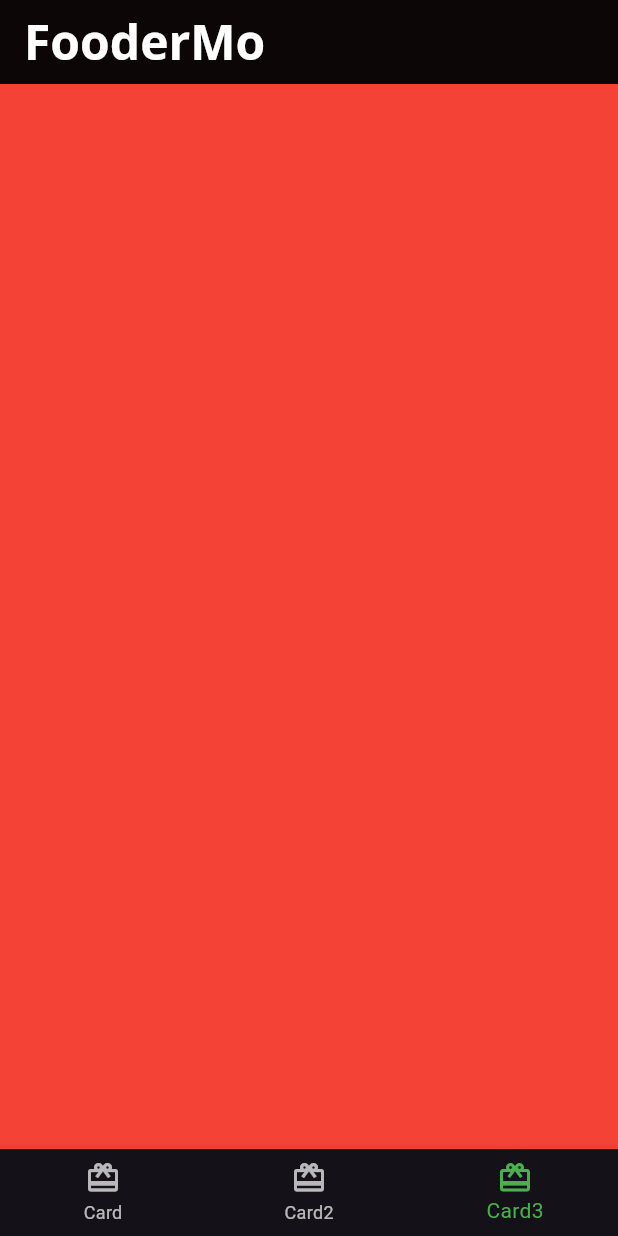
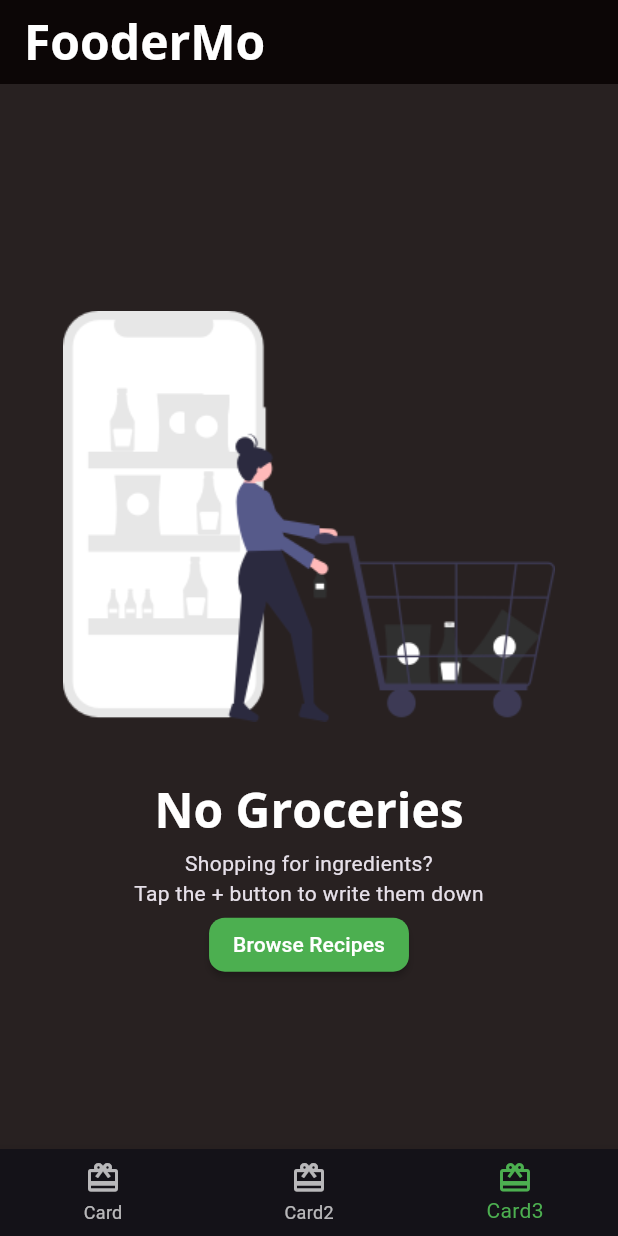
Before and after one commit to Cyonecoder/flutterRepractice, a Flutter app: the screen it shows after launch, item 3 of the bottom bar chosen, on a phone screen of 412 x 824 dp. Run offline on Flutter 3.47's test engine with Material 3 defaults, Android fonts, the phone set to English and light mode, and no system bars; our stand-ins replace flutter_screenutil, google_fonts.

Commit message:
adding grocery screens empty screen

```diff
--- a/lib/api/mock_foodermo_service.dart
+++ b/lib/api/mock_foodermo_service.dart
@@ -3,11 +3,8 @@ import 'dart:convert';
 import 'dart:developer';
 
 import 'package:flutter/services.dart';
-import 'package:flutter_app/models/post.dart';
 
-import '../models/explore_recipe.dart';
-import '../models/exploredata.dart';
-import '../models/simplerecipe.dart';
+import '../models/models.dart';
 
 class mockFooderMoService {
   Future<ExploreData> getExploreData() async {
@@ -16,7 +13,29 @@ class mockFooderMoService {
 
     return ExploreData(todayRecipe, friendsPost);
   }
-}
+
+  // Get the sample recipe json to display in ui
+  Future<List<SimpleRecipe>> getRecipes() async {
+    // Simulate api request wait time
+    await Future.delayed(const Duration(milliseconds: 1000));
+    // Load json from file system
+    final dataString =
+    await _loadAsset('assets/sample_data/sample_recipes.json');
+    // Decode to json
+    final Map<String, dynamic> json = jsonDecode(dataString);
+
+    // Go through each recipe and convert json to SimpleRecipe object.
+    if (json['recipes'] != null) {
+      final recipes = <SimpleRecipe>[];
+      json['recipes'].forEach((v) {
+        recipes.add(SimpleRecipe.fromJson(v));
+      });
+      return recipes;
+    } else {
+      return [];
+    }
+  }
+
 
 Future<List<ExploreRecipe>> _getTodayRecipe() async {
   await Future.delayed(const Duration(milliseconds: 2000));
@@ -58,29 +77,10 @@ Future<List<Post>> _getFriendsFeed() async {
   }
 }
 
-// Get the sample recipe json to display in ui
-Future<List<SimpleRecipe>> getRecipes() async {
-  // Simulate api request wait time
-  await Future.delayed(const Duration(milliseconds: 1000));
-  // Load json from file system
-  final dataString = await _loadAsset('assets/sample_data/sample_recipes.json');
-  // Decode to json
-  final Map<String, dynamic> json = jsonDecode(dataString);
-  log('jsoon' + json.toString());
 
-  // Go through each recipe and convert json to SimpleRecipe object.
-  if (json['recipes']) {
-    final recipes = <SimpleRecipe>[];
-    json['recipes'].forEach((v) {
-      recipes.add(SimpleRecipe.fromJson(v));
-    });
-    return recipes;
-  } else {
-    return [];
-  }
-}
 
 // Loads sample json data from file system
 Future<String> _loadAsset(String path) async {
   return rootBundle.loadString(path);
 }
+}
--- a/lib/components/components.dart
+++ b/lib/components/components.dart
@@ -6,3 +6,4 @@ export 'circle_image.dart';
 export 'todayRecipeListView.dart';
 export 'friend_post_tile.dart';
 export 'friend_post_list_view.dart';
+export 'recipe_thumbnail.dart';
--- /dev/null
+++ b/lib/components/recipes_grid_view.dart
@@ -0,0 +1,26 @@
+import 'package:flutter/material.dart';
+import 'package:flutter_app/components/components.dart';
+
+import '../models/models.dart';
+
+class RecipesGridView extends StatelessWidget {
+  final List<SimpleRecipe> recipes;
+
+  const RecipesGridView({super.key, required this.recipes});
+
+  @override
+  Widget build(BuildContext context) {
+    return Padding(
+      padding: EdgeInsets.only(left: 16, top: 16, right: 16),
+      child: GridView.builder(
+        itemCount: recipes.length,
+          gridDelegate: SliverGridDelegateWithFixedCrossAxisCount(crossAxisCount: 2), itemBuilder: (context,index){
+
+          final simpleRecipe = recipes[index];
+
+          return RecipeThumbnail(recipe: simpleRecipe);
+
+      }),
+    );
+  }
+}
--- a/lib/home.dart
+++ b/lib/home.dart
@@ -2,8 +2,9 @@
 import 'package:flutter/material.dart';
 
 import 'package:flutter_app/screens/explore_screen.dart';
+import 'package:flutter_app/screens/recipe_screen.dart';
 import 'package:flutter_screenutil/flutter_screenutil.dart';
-
+import 'screens/grocery_screen.dart';
 
 class Home extends StatefulWidget {
   const Home({super.key});
@@ -20,8 +21,8 @@ class _HomeState extends State<Home> {
 
   static List<Widget> pages = <Widget>[
      ExploreScreen(),
-    Container(color: Colors.blue),
-    Container(color: Colors.red),
+    RecipeScreen(),
+    GroceryScreen(),
 
   ];
 
--- /dev/null
+++ b/lib/screens/empty_grocery_screen.dart
@@ -0,0 +1,41 @@
+import 'package:flutter/material.dart';
+import 'package:flutter_screenutil/flutter_screenutil.dart';
+
+class EmptyGroceryScreen extends StatelessWidget {
+  const EmptyGroceryScreen({super.key});
+
+  @override
+  Widget build(BuildContext context) {
+    return Padding(
+      padding: EdgeInsets.all(30),
+      child: Center(
+        child: Column(
+          mainAxisAlignment: MainAxisAlignment.center,
+          children: [
+            Flexible(
+              child: AspectRatio(
+                aspectRatio: 1 / 1,
+                child: Image.asset('assets/foodersimo_assets/empty_list.png'),
+              ),
+            ),
+            Text(
+              'No Groceries',
+              style: Theme.of(context).textTheme.headlineLarge,
+            ),
+            SizedBox(
+              height: 16.h,
+            ),
+            Text(
+              'Shopping for ingredients?\n' +
+                  'Tap the + button to write them down',
+              textAlign: TextAlign.center,
+            ),
+            MaterialButton(textColor: Colors.white,shape: RoundedRectangleBorder(borderRadius: BorderRadius.circular(30.r)),color: Colors.green,onPressed: () {
+              //Todo: go to recipes tab
+            },child: Text('Browse Recipes'),)
+          ],
+        ),
+      ),
+    );
+  }
+}
--- /dev/null
+++ b/lib/screens/grocery_screen.dart
@@ -0,0 +1,12 @@
+import 'package:flutter/material.dart';
+import 'package:flutter_app/screens/empty_grocery_screen.dart';
+
+class GroceryScreen extends StatelessWidget {
+  const GroceryScreen({super.key});
+
+  @override
+  Widget build(BuildContext context) {
+    return EmptyGroceryScreen();
+    //Todo add buildGrocery
+  }
+}
--- a/pubspec.yaml
+++ b/pubspec.yaml
@@ -67,6 +67,7 @@ flutter:
      - assets/magazine_pics/
      - assets/sample_data/
      - assets/profile_pics/
+     - assets/foodersimo_assets/
   #   - images/a_dot_ham.jpeg
 
   # An image asset can refer to one or more resolution-specific "variants", see
```
Also changed, not shown: lib/components/recipe_thumbnail.dart (added, +41 -0 lines), lib/models/grocery_item.dart (added, +42 -0 lines), lib/screens/recipe_screen.dart (added, +25 -0 lines), assets/foodersimo_assets/empty_list.png (added), pubspec.lock (added).
